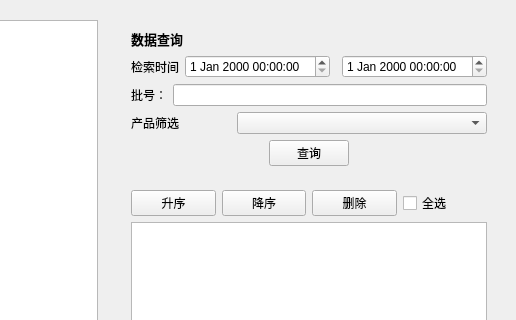
This is ui/layout/UI_RecordPage.ui in Zdh-501/OCRQt as Qt 5 draws it before an edit; both pictures show x 730 to 1246 and y 0 to 320 of the 1246 by 796 pixel window. The edited form follows.
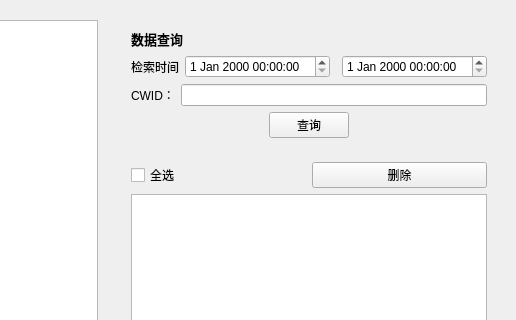
This is the edited form.

Patch:
```diff
--- a/ui/layout/UI_RecordPage.ui
+++ b/ui/layout/UI_RecordPage.ui
@@ -125,7 +125,7 @@
            <item>
             <widget class="QLabel" name="label_3">
              <property name="text">
-              <string>批号：</string>
+              <string>CWID：</string>
              </property>
             </widget>
            </item>
@@ -135,18 +135,7 @@
           </layout>
          </item>
          <item>
-          <layout class="QHBoxLayout" name="horizontalLayout_3" stretch="2,5">
-           <item>
-            <widget class="QLabel" name="label_5">
-             <property name="text">
-              <string>产品筛选</string>
-             </property>
-            </widget>
-           </item>
-           <item>
-            <widget class="QComboBox" name="comboBox"/>
-           </item>
-          </layout>
+          <layout class="QHBoxLayout" name="horizontalLayout_3"/>
          </item>
          <item>
           <layout class="QHBoxLayout" name="horizontalLayout_5">
@@ -193,27 +182,6 @@
         <layout class="QVBoxLayout" name="verticalLayout_4" stretch="1,15">
          <item>
           <layout class="QHBoxLayout" name="horizontalLayout_7">
-           <item>
-            <widget class="QPushButton" name="pushButton_2">
-             <property name="text">
-              <string>升序</string>
-             </property>
-            </widget>
-           </item>
-           <item>
-            <widget class="QPushButton" name="pushButton_5">
-             <property name="text">
-              <string>降序</string>
-             </property>
-            </widget>
-           </item>
-           <item>
-            <widget class="QPushButton" name="pushButton_6">
-             <property name="text">
-              <string>删除</string>
-             </property>
-            </widget>
-           </item>
            <item>
             <widget class="QCheckBox" name="checkBox">
              <property name="text">
@@ -221,14 +189,17 @@
              </property>
             </widget>
            </item>
+           <item>
+            <widget class="QPushButton" name="pushButton_6">
+             <property name="text">
+              <string>删除</string>
+             </property>
+            </widget>
+           </item>
           </layout>
          </item>
          <item>
-          <widget class="QListWidget" name="listWidget">
-           <property name="sortingEnabled">
-            <bool>true</bool>
-           </property>
-          </widget>
+          <widget class="QTableWidget" name="tableWidget"/>
          </item>
         </layout>
        </widget>
```
Left out of the diff: 1 changed line with no effect on the pictures.
